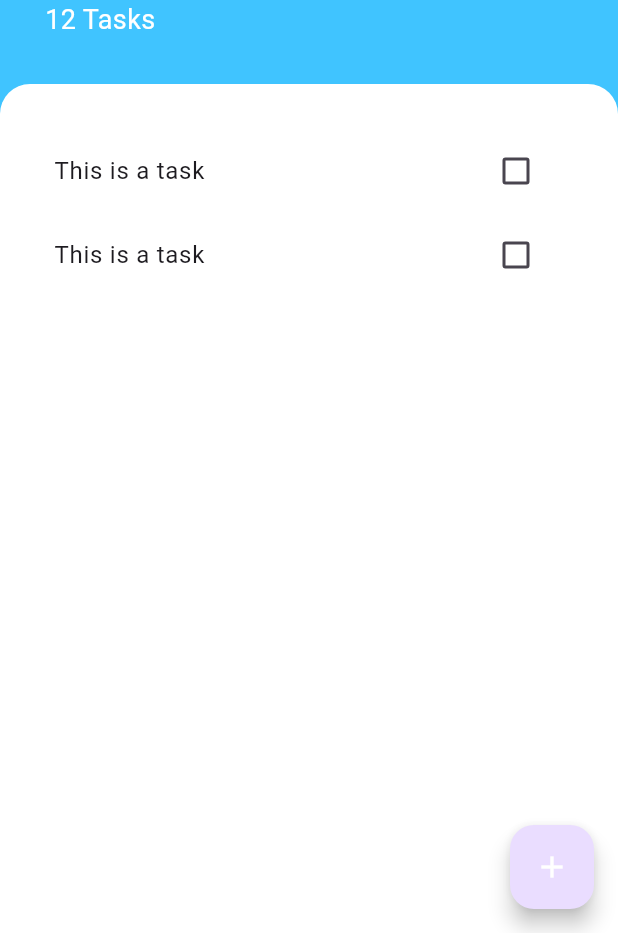
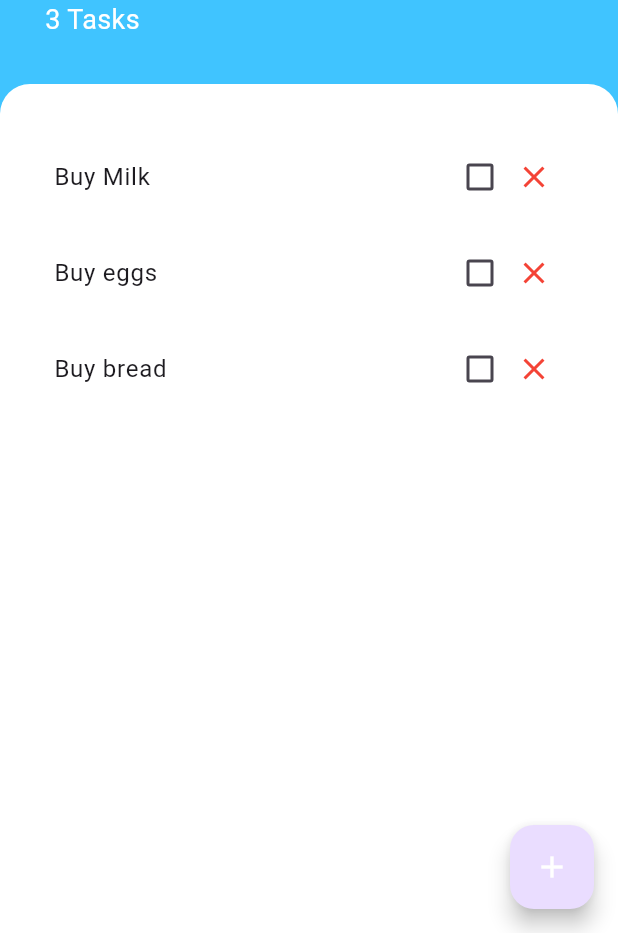
Before and after one commit to kevin-nemo74/todoey, a Flutter app: the screen it shows after launch, on a phone screen of 412 x 824 dp, the part 303-1236 px from its top. Run offline on Flutter 3.47's test engine with Material 3 defaults, Android fonts, the phone set to English and light mode, and no system bars; missing offline and left inert: dart:ffi.

Commit message:
app finished

```diff
--- a/lib/components/tasksList.dart
+++ b/lib/components/tasksList.dart
@@ -1,18 +1,39 @@
 import 'package:flutter/material.dart';
 import 'package:todoey/components/tasksTile.dart';
 
-class TasksList extends StatelessWidget {
-  const TasksList({
-    super.key,
-  });
+import '../models/task.dart';
+
+class TasksList extends StatefulWidget {
+  final List<Task> tasks;
+  final Function(int) onTaskDelete; // Add a callback function for task deletion
+
+  TasksList({required this.tasks, required this.onTaskDelete});
 
   @override
+  State<TasksList> createState() => _TasksListState();
+}
+
+class _TasksListState extends State<TasksList> {
+  @override
   Widget build(BuildContext context) {
-    return ListView(
-      children: [
-        TaskTile(),
-        TaskTile(),
-      ],
+    return ListView.builder(
+      itemBuilder: (context, index) {
+        return TaskTile(
+          isChecked: widget.tasks[index].isDone,
+          taskTitle: widget.tasks[index].name,
+          checkBoxCallBack: (bool? newValue) {
+            setState(() {
+              widget.tasks[index].toggleDone();
+            });
+          },
+          onTaskDelete: () {
+            // Implement the deletion callback
+            // Call the onTaskDelete callback passed from the parent widget with the index of the task to delete
+            widget.onTaskDelete(index);
+          },
+        );
+      },
+      itemCount: widget.tasks.length,
     );
   }
 }
--- a/lib/components/tasksTile.dart
+++ b/lib/components/tasksTile.dart
@@ -1,48 +1,46 @@
 import 'package:flutter/material.dart';
 
-class TaskTile extends StatefulWidget {
-  const TaskTile({
-    super.key,
+import '../models/task.dart';
+
+class TaskTile extends StatelessWidget {
+  final bool isChecked;
+  final String taskTitle;
+  void Function(bool?)? checkBoxCallBack;
+  final VoidCallback? onTaskDelete;
+
+  TaskTile({
+    required this.isChecked,
+    required this.taskTitle,
+    required this.checkBoxCallBack,
+    this.onTaskDelete,
   });
-
-  @override
-  State<TaskTile> createState() => _TaskTileState();
-}
-
-class _TaskTileState extends State<TaskTile> {
-  bool? isChecked = false;
 
   @override
   Widget build(BuildContext context) {
     return ListTile(
-      title: Text(
-        'This is a task',
-        style: TextStyle(
-          decoration: isChecked! ? TextDecoration.lineThrough : null,
-        ),
-      ),
-      trailing: TaskCheckBox(
-        checkBoxState: isChecked!,
-        checkBoxCallBack: (newValue) {
-          setState(() {
-            isChecked = newValue;
-          });
-        },
+      title: Row(
+        children: [
+          Expanded(
+            child: Text(
+              taskTitle,
+              style: TextStyle(
+                decoration: isChecked! ? TextDecoration.lineThrough : null,
+              ),
+            ),
+          ),
+          Checkbox(
+            value: isChecked,
+            onChanged: checkBoxCallBack,
+          ),
+          GestureDetector(
+            onTap: onTaskDelete,
+            child: Icon(
+              Icons.close,
+              color: Colors.red,
+            ),
+          )
+        ],
       ),
     );
   }
 }
-
-class TaskCheckBox extends StatelessWidget {
-  TaskCheckBox({required this.checkBoxState, required this.checkBoxCallBack});
-  final bool checkBoxState;
-  void Function(bool?)? checkBoxCallBack;
-
-  @override
-  Widget build(BuildContext context) {
-    return Checkbox(
-      value: checkBoxState,
-      onChanged: checkBoxCallBack,
-    );
-  }
-}
--- /dev/null
+++ b/lib/models/task.dart
@@ -0,0 +1,13 @@
+class Task {
+  final String name;
+  bool isDone;
+
+  Task({
+    this.isDone = false,
+    required this.name,
+  });
+
+  void toggleDone() {
+    isDone = !isDone;
+  }
+}
--- a/lib/screens/tasks_screen.dart
+++ b/lib/screens/tasks_screen.dart
@@ -1,10 +1,22 @@
 import 'package:flutter/material.dart';
 
 import '../components/tasksList.dart';
+import '../models/task.dart';
 import 'addTasks.dart';
 
-class TasksScreen extends StatelessWidget {
+class TasksScreen extends StatefulWidget {
   const TasksScreen({super.key});
+
+  @override
+  State<TasksScreen> createState() => _TasksScreenState();
+}
+
+class _TasksScreenState extends State<TasksScreen> {
+  List<Task> tasks = [
+    Task(name: 'Buy Milk'),
+    Task(name: 'Buy eggs'),
+    Task(name: 'Buy bread'),
+  ];
 
   @override
   Widget build(BuildContext context) {
@@ -20,7 +32,12 @@ class TasksScreen extends StatelessWidget {
                 borderRadius: BorderRadius.vertical(top: Radius.circular(20.0)),
               ),
               context: context,
-              builder: (context) => addTasks());
+              builder: (context) => addTasks((newTitle) {
+                    setState(() {
+                      tasks.add(Task(name: newTitle));
+                    });
+                    Navigator.pop(context);
+                  }));
         },
       ),
       backgroundColor: Colors.lightBlueAccent,
@@ -54,7 +71,7 @@ class TasksScreen extends StatelessWidget {
                         fontSize: 50),
                   ),
                   Text(
-                    "12 Tasks",
+                    "${tasks.length} Tasks",
                     style: TextStyle(
                       color: Colors.white,
                       fontSize: 18,
@@ -73,7 +90,15 @@ class TasksScreen extends StatelessWidget {
                     topRight: Radius.circular(20),
                   ),
                 ),
-                child: TasksList(),
+                child: TasksList(
+                  tasks: tasks,
+                  onTaskDelete: (index) {
+                    // You need to adjust TasksList to accept and handle this
+                    setState(() {
+                      tasks.removeAt(index);
+                    });
+                  },
+                ),
               ),
             ),
           ],
```
Also changed, not shown: lib/screens/addTasks.dart (+18 -3 lines).
